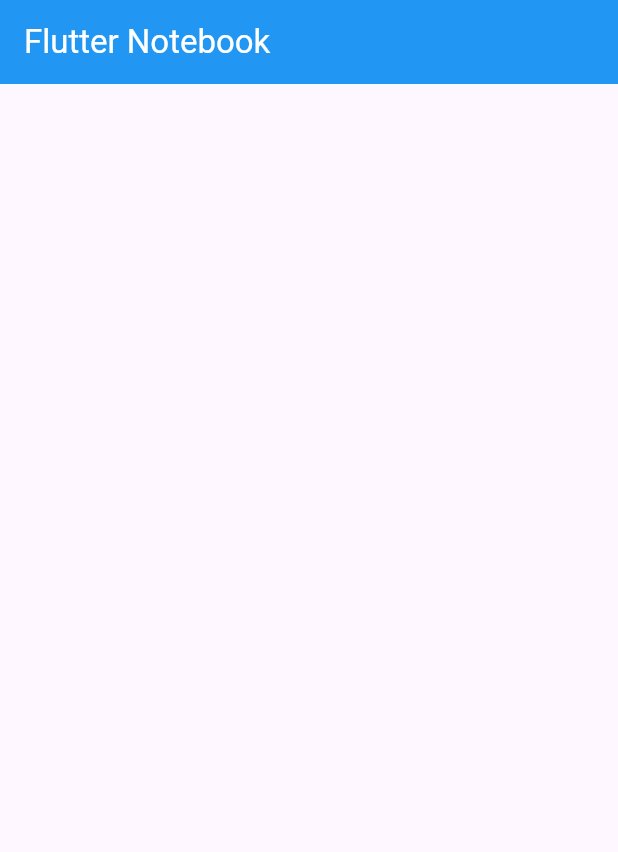
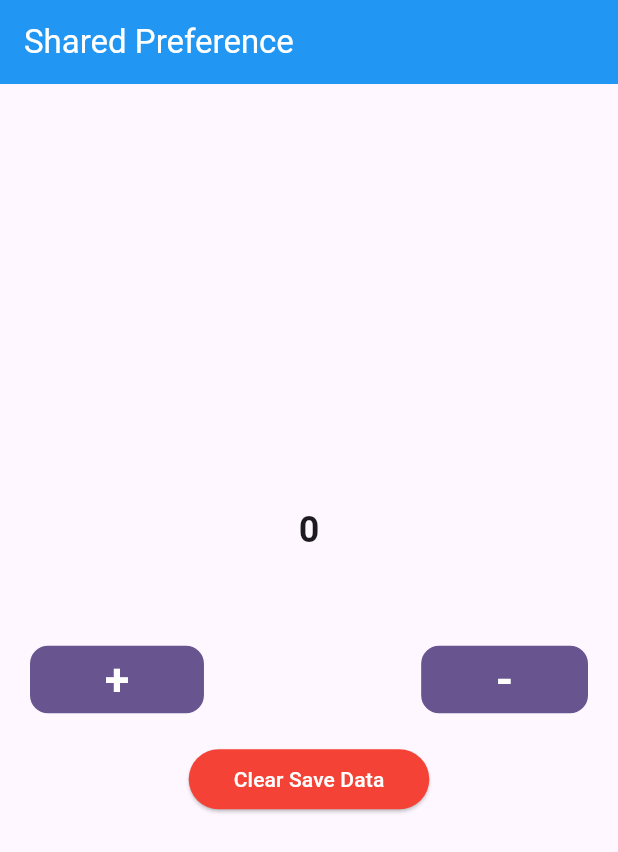
Before and after one commit to monir996/flutter-notebook, a Flutter app: the screen it shows after launch, on a phone screen of 412 x 824 dp. Shown: the top 852 px of the screen. Run offline on Flutter 3.47's test engine with Material 3 defaults, Android fonts, the light colour scheme and no system bars; our stand-ins replace shared_preferences.

Commit message:
shared preference - initial

```diff
--- a/lib/home_screen.dart
+++ b/lib/home_screen.dart
@@ -1,4 +1,6 @@
+import 'package:flutter/cupertino.dart';
 import 'package:flutter/material.dart';
+import 'package:shared_preferences/shared_preferences.dart';
 
 class HomeScreen extends StatefulWidget {
   HomeScreen({super.key});
@@ -9,15 +11,104 @@
 
 class _HomeScreenState extends State<HomeScreen> {
 
+  late int _counter = 0;
+
+  // ----------------------- Save to Shared Preference ------------------
+  void _increaseCounter() async {
+    final prefs = await SharedPreferences.getInstance();
+    setState(() {
+      _counter++;
+    });
+
+    prefs.setInt("Counter", _counter);
+  }
+
+  void _decreaseCounter() async {
+    final prefs = await SharedPreferences.getInstance();
+    setState(() {
+      _counter--;
+    });
+
+    prefs.setInt("Counter", _counter);
+  }
+
+  // ----------------------- Load from Shared Preference ------------------
+  void loadFromSharedPref()async{
+    final prefs = await SharedPreferences.getInstance();
+    setState(() {
+      _counter = prefs.getInt("Counter") ?? 0;
+    });
+  }
+
+  // ----------------------- Remove Value from Shared Preference ------------------
+  void removeFromSharedPref()async{
+    final prefs = await SharedPreferences.getInstance();
+
+    final removeSuccess = await prefs.remove("Counter");
+    //print(removeSuccess);
+    setState(() {
+      _counter = 0;
+    });
+  }
+
+  @override
+  void initState() {
+    // TODO: implement initState
+    super.initState();
+    loadFromSharedPref();
+  }
+
   @override
   Widget build(BuildContext context) {
 
     return Scaffold(
-      appBar: AppBar(title: Text("Flutter Notebook", style: TextStyle(color: Colors.white)), backgroundColor: Colors.blue),
+      appBar: AppBar(title: Text("Shared Preference", style: TextStyle(color: Colors.white)), backgroundColor: Colors.blue),
 
-      // ----------------------- Main Branch  ==> Basic Structure ------------------
+      // ----------------------- Branch 50 ==> Shared Preference ------------------
 
-      body: Center(),
+      body: Center(
+        child: Column(
+          mainAxisAlignment: MainAxisAlignment.center,
+          children: [
+
+            Text("$_counter", style: TextStyle(fontSize: 24, fontWeight: FontWeight.bold)),
+
+            SizedBox(height: 40),
+
+            Padding(
+              padding: const EdgeInsets.all(20.0),
+
+              child: Row(
+                mainAxisAlignment: MainAxisAlignment.spaceBetween,
+
+                children: [
+                  CupertinoButton.filled(
+                      padding: EdgeInsets.symmetric(horizontal: 50, vertical: 5),
+                      onPressed: _increaseCounter,
+                      child: Text("+", style: TextStyle(fontSize: 30, fontWeight: FontWeight.bold))
+                  ),
+
+                  CupertinoButton.filled(
+                      padding: EdgeInsets.symmetric(horizontal: 50, vertical: 5),
+                      onPressed: _decreaseCounter,
+                      child: Text("-", style: TextStyle(fontSize: 30, fontWeight: FontWeight.bold))
+                  ),
+                ],
+              ),
+            ),
+
+            ElevatedButton(
+                style: ElevatedButton.styleFrom(
+                  foregroundColor: Colors.white,
+                  backgroundColor: Colors.red,
+                  padding: EdgeInsets.symmetric(horizontal: 30, vertical: 10)
+                ),
+                onPressed: removeFromSharedPref,
+                child: Text("Clear Save Data")
+            )
+          ],
+        ),
+      ),
     );
   }
 }
--- a/pubspec.yaml
+++ b/pubspec.yaml
@@ -34,6 +34,7 @@
   # The following adds the Cupertino Icons font to your application.
   # Use with the CupertinoIcons class for iOS style icons.
   cupertino_icons: ^1.0.8
+  shared_preferences: ^2.5.3
 
 dev_dependencies:
   flutter_test:
```
Also changed, not shown: pubspec.lock.
